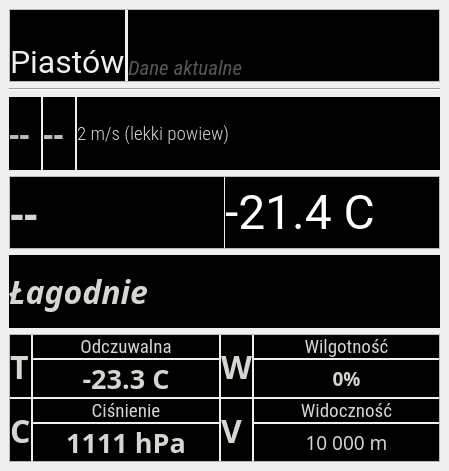
Before: the Qt Designer form ui/pogoda.ui in wiacekmarcin/js, drawn with Qt 5.
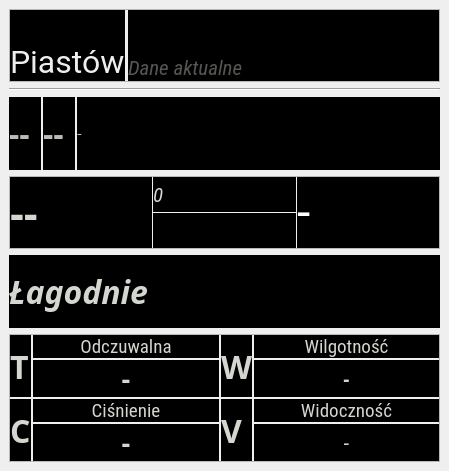
After: the same form once the commit is applied.

```diff
--- a/ui/pogoda.ui
+++ b/ui/pogoda.ui
@@ -229,7 +229,7 @@
 color: rgb(211, 215, 207);</string>
         </property>
         <property name="text">
-         <string>2 m/s (lekki powiew)</string>
+         <string>-</string>
         </property>
         <property name="wordWrap">
          <bool>true</bool>
@@ -263,23 +263,6 @@
       <property name="spacing">
        <number>1</number>
       </property>
-      <item row="0" column="1" rowspan="2">
-       <widget class="QLabel" name="temperatura">
-        <property name="font">
-         <font>
-          <family>RobotoBlack</family>
-          <pointsize>36</pointsize>
-         </font>
-        </property>
-        <property name="styleSheet">
-         <string notr="true">background-color: rgb(0, 0, 0);
-color: rgb(255, 255, 255);</string>
-        </property>
-        <property name="text">
-         <string>-21.4 C</string>
-        </property>
-       </widget>
-      </item>
       <item row="0" column="0" rowspan="2">
        <widget class="QLabel" name="ikonapogody">
         <property name="sizePolicy">
@@ -311,6 +294,66 @@
         </property>
        </widget>
       </item>
+      <item row="0" column="2" rowspan="2">
+       <widget class="QLabel" name="temperatura">
+        <property name="font">
+         <font>
+          <family>RobotoBlack</family>
+          <pointsize>36</pointsize>
+         </font>
+        </property>
+        <property name="styleSheet">
+         <string notr="true">background-color: rgb(0, 0, 0);
+color: rgb(255, 255, 255);</string>
+        </property>
+        <property name="text">
+         <string>-</string>
+        </property>
+       </widget>
+      </item>
+      <item row="0" column="1">
+       <widget class="QLabel" name="deszczsnieg">
+        <property name="font">
+         <font>
+          <family>Roboto Condensed</family>
+          <pointsize>16</pointsize>
+          <weight>50</weight>
+          <italic>true</italic>
+          <bold>false</bold>
+         </font>
+        </property>
+        <property name="styleSheet">
+         <string notr="true">background-color: rgb(0, 0, 0);
+color: rgb(211, 215, 207);</string>
+        </property>
+        <property name="text">
+         <string>0</string>
+        </property>
+        <property name="wordWrap">
+         <bool>true</bool>
+        </property>
+       </widget>
+      </item>
+      <item row="1" column="1">
+       <widget class="QLabel" name="etdeszczsnieg">
+        <property name="font">
+         <font>
+          <family>Roboto Condensed</family>
+          <pointsize>12</pointsize>
+          <weight>50</weight>
+          <italic>true</italic>
+          <bold>false</bold>
+         </font>
+        </property>
+        <property name="styleSheet">
+         <string notr="true">background-color: rgb(0, 0, 0);
+color: rgb(211, 215, 207);</string>
+        </property>
+        <property name="text">
+         <string/>
+        </property>
+       </widget>
+      </item>
      </layout>
     </widget>
    </item>
@@ -455,7 +498,7 @@
 color: rgb(211, 215, 207);</string>
         </property>
         <property name="text">
-         <string>-23.3 C</string>
+         <string>-</string>
         </property>
         <property name="alignment">
          <set>Qt::AlignCenter</set>
@@ -508,7 +551,7 @@
 color: rgb(211, 215, 207);</string>
         </property>
         <property name="text">
-         <string>0%</string>
+         <string>-</string>
         </property>
         <property name="alignment">
          <set>Qt::AlignCenter</set>
@@ -530,7 +573,7 @@
 color: rgb(211, 215, 207);</string>
         </property>
         <property name="text">
-         <string>1111 hPa</string>
+         <string>-</string>
         </property>
         <property name="alignment">
          <set>Qt::AlignCenter</set>
@@ -639,7 +682,7 @@
 color: rgb(211, 215, 207);</string>
         </property>
         <property name="text">
-         <string>10 000 m</string>
+         <string>-</string>
         </property>
         <property name="alignment">
          <set>Qt::AlignCenter</set>
```
